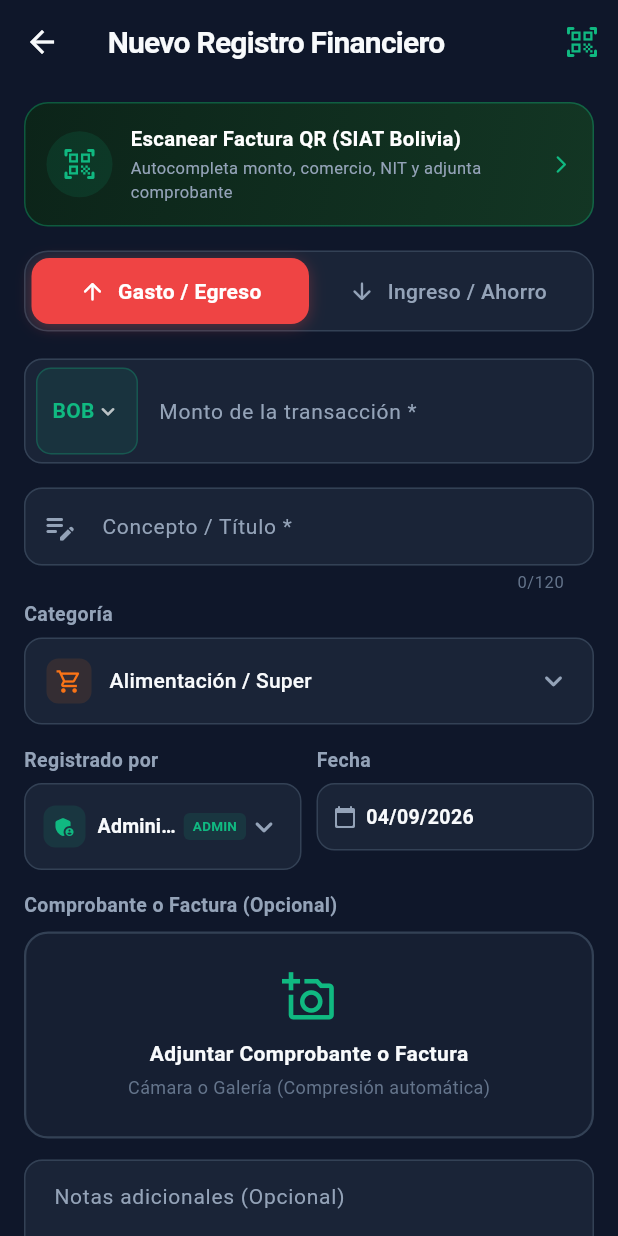
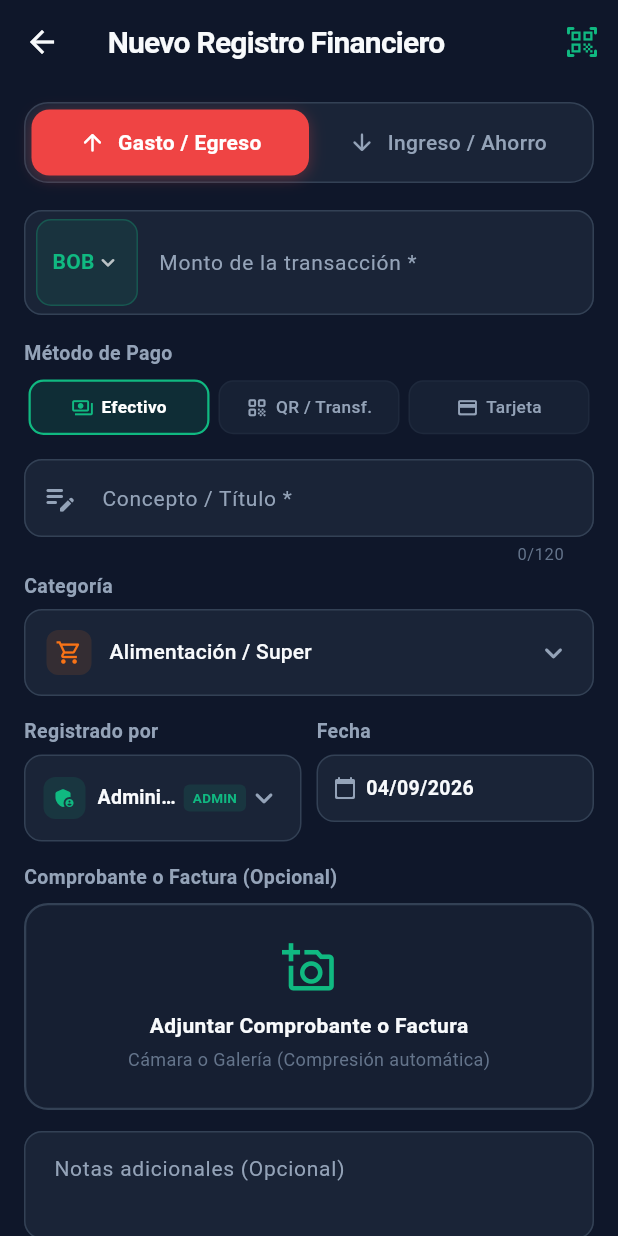
Before and after one commit to RJoel158/AppAuditoriaFinanciera, a Flutter app: the AddRecordScreen screen opened directly, on a phone screen of 412 x 824 dp. Run offline on Flutter 3.47's test engine with Material 3 defaults, Android fonts, the phone set to English and light mode, and no system bars; our stand-ins replace cached_network_image, cloud_firestore, firebase_core, fl_chart, flutter_image_compress, flutter_local_notifications and 7 more; missing offline and left inert: mobile_scanner; accounts and stored records are empty; generated files the repository leaves out were written again; network calls fail.

Commit message:
feat: add payment method selector (cash, qr, card) and remove redundant QR banner

```diff
--- a/lib/models/financial_record.dart
+++ b/lib/models/financial_record.dart
@@ -59,6 +59,7 @@ class FinancialRecord {
   final DateTime createdAt;
   final String registeredBy;
   final String memberId;
+  final String paymentMethod; // 'cash', 'qr', 'card', 'transfer'
   final List<InvoiceItem>? items;
 
   // Campos de Auditoría & Eliminación Lógica
@@ -77,6 +78,7 @@ class FinancialRecord {
     this.exchangeRate = 6.96,
     required this.type,
     required this.category,
+    this.paymentMethod = 'cash',
     this.imageUrl,
     this.storagePath,
     required this.date,
@@ -93,6 +95,20 @@ class FinancialRecord {
   bool get isIncome => type == RecordType.income;
   bool get isExpense => type == RecordType.expense;
 
+  String get paymentMethodLabel {
+    switch (paymentMethod) {
+      case 'qr':
+        return 'QR / Transferencia';
+      case 'card':
+        return 'Tarjeta';
+      case 'transfer':
+        return 'Transferencia';
+      case 'cash':
+      default:
+        return 'Efectivo';
+    }
+  }
+
   FinancialRecord copyWith({
     String? id,
     String? title,
@@ -103,6 +119,7 @@ class FinancialRecord {
     double? exchangeRate,
     RecordType? type,
     String? category,
+    String? paymentMethod,
     String? imageUrl,
     String? storagePath,
     DateTime? date,
@@ -125,6 +142,7 @@ class FinancialRecord {
       exchangeRate: exchangeRate ?? this.exchangeRate,
       type: type ?? this.type,
       category: category ?? this.category,
+      paymentMethod: paymentMethod ?? this.paymentMethod,
       imageUrl: imageUrl ?? this.imageUrl,
       storagePath: storagePath ?? this.storagePath,
       date: date ?? this.date,
@@ -149,6 +167,7 @@ class FinancialRecord {
       'exchangeRate': exchangeRate,
       'type': type.key,
       'category': category,
+      'paymentMethod': paymentMethod,
       'imageUrl': imageUrl,
       'storagePath': storagePath,
       'date': Timestamp.fromDate(date),
@@ -184,6 +203,7 @@ class FinancialRecord {
       exchangeRate: (data['exchangeRate'] as num?)?.toDouble() ?? 6.96,
       type: RecordType.fromString(data['type'] as String? ?? 'expense'),
       category: data['category'] as String? ?? 'otros_gastos',
+      paymentMethod: data['paymentMethod'] as String? ?? 'cash',
       imageUrl: data['imageUrl'] as String?,
       storagePath: data['storagePath'] as String?,
       date: (data['date'] as Timestamp?)?.toDate() ?? DateTime.now(),
--- a/lib/views/record/add_record_screen.dart
+++ b/lib/views/record/add_record_screen.dart
@@ -49,6 +49,9 @@ class _AddRecordScreenState extends State<AddRecordScreen> {
   // Moneda: 'BOB' (Bolivianos) o 'USD' (Dólares)
   String _selectedCurrency = 'BOB';
   double _exchangeRate = ExchangeRateService.fallbackRate; // 10.50
+
+  // Método de Pago: 'cash' (Efectivo), 'qr' (QR / Transferencia), 'card' (Tarjeta)
+  String _selectedPaymentMethod = 'cash';
 
   File? _selectedImage;
   CompressionResult? _compressionResult;
@@ -337,6 +340,7 @@ class _AddRecordScreenState extends State<AddRecordScreen> {
         exchangeRate: _exchangeRate,
         type: _selectedType,
         category: _selectedCategory,
+        paymentMethod: _selectedPaymentMethod,
         imageUrl: imageUrl,
         storagePath: storagePath,
         date: _selectedDate,
@@ -401,62 +405,6 @@ class _AddRecordScreenState extends State<AddRecordScreen> {
             child: ListView(
               padding: const EdgeInsets.symmetric(horizontal: 16, vertical: 12),
               children: [
-                // Banner Destacado: Escanear Factura QR (SIAT Bolivia)
-                InkWell(
-                  onTap: _isSaving ? null : _scanSiatQrInvoice,
-                  borderRadius: BorderRadius.circular(16),
-                  child: Container(
-                    padding: const EdgeInsets.all(14),
-                    decoration: BoxDecoration(
-                      gradient: const LinearGradient(
-                        colors: [Color(0xFF0C2419), Color(0xFF133624)],
-                        begin: Alignment.topLeft,
-                        end: Alignment.bottomRight,
-                      ),
-                      borderRadius: BorderRadius.circular(16),
-                      border: Border.all(color: AppColors.primary.withAlpha(90)),
-                    ),
-                    child: Row(
-                      children: [
-                        Container(
-                          padding: const EdgeInsets.all(10),
-                          decoration: BoxDecoration(
-                            color: AppColors.primary.withAlpha(30),
-                            shape: BoxShape.circle,
-                          ),
-                          child: const Icon(Icons.qr_code_scanner_rounded, color: AppColors.primary, size: 24),
-                        ),
-                        const SizedBox(width: 12),
-                        const Expanded(
-                          child: Column(
-                            crossAxisAlignment: CrossAxisAlignment.start,
-                            children: [
-                              Text(
-                                'Escanear Factura QR (SIAT Bolivia)',
-                                style: TextStyle(
-                                  color: Colors.white,
-                                  fontWeight: FontWeight.bold,
-                                  fontSize: 13.5,
-                                ),
-                              ),
-                              SizedBox(height: 2),
-                              Text(
-                                'Autocompleta monto, comercio, NIT y adjunta comprobante',
-                                style: TextStyle(
-                                  color: AppColors.textSecondary,
-                                  fontSize: 11,
-                                ),
-                              ),
-                            ],
-                          ),
-                        ),
-                        const Icon(Icons.arrow_forward_ios_rounded, size: 14, color: AppColors.primary),
-                      ],
-                    ),
-                  ),
-                ),
-                const SizedBox(height: 16),
-
                 // 1. Selector de Tipo (Ingreso / Egreso)
                 TransactionTypeToggle(
                   selectedType: _selectedType,
@@ -595,6 +543,11 @@ class _AddRecordScreenState extends State<AddRecordScreen> {
                     ),
                   ),
                 ],
+
+                const SizedBox(height: 16),
+
+                // Selector Compacto de Método de Pago (Efectivo / QR / Tarjeta)
+                _buildPaymentMethodSelector(),
 
                 const SizedBox(height: 16),
 
@@ -855,4 +808,84 @@ class _AddRecordScreenState extends State<AddRecordScreen> {
       ),
     );
   }
+
+  Widget _buildPaymentMethodSelector() {
+    final methods = [
+      {'id': 'cash', 'label': 'Efectivo', 'icon': Icons.payments_outlined},
+      {'id': 'qr', 'label': 'QR / Transf.', 'icon': Icons.qr_code_rounded},
+      {'id': 'card', 'label': 'Tarjeta', 'icon': Icons.credit_card_rounded},
+    ];
+
+    return Column(
+      crossAxisAlignment: CrossAxisAlignment.start,
+      children: [
+        const Text(
+          'Método de Pago',
+          style: TextStyle(
+            color: AppColors.textSecondary,
+            fontSize: 13,
+            fontWeight: FontWeight.w600,
+          ),
+        ),
+        const SizedBox(height: 8),
+        Row(
+          children: methods.map((m) {
+            final isSelected = _selectedPaymentMethod == m['id'];
+            final icon = m['icon'] as IconData;
+            final label = m['label'] as String;
+            final id = m['id'] as String;
+
+            return Expanded(
+              child: Padding(
+                padding: const EdgeInsets.symmetric(horizontal: 3),
+                child: InkWell(
+                  onTap: _isSaving ? null : () => setState(() => _selectedPaymentMethod = id),
+                  borderRadius: BorderRadius.circular(10),
+                  child: AnimatedContainer(
+                    duration: const Duration(milliseconds: 180),
+                    padding: const EdgeInsets.symmetric(vertical: 9, horizontal: 4),
+                    decoration: BoxDecoration(
+                      color: isSelected
+                          ? AppColors.primary.withAlpha(35)
+                          : AppColors.surfaceLight.withAlpha(60),
+                      borderRadius: BorderRadius.circular(10),
+                      border: Border.all(
+                        color: isSelected
+                            ? AppColors.primary
+                            : AppColors.border.withAlpha(60),
+                        width: isSelected ? 1.5 : 1,
+                      ),
+                    ),
+                    child: Row(
+                      mainAxisAlignment: MainAxisAlignment.center,
+                      children: [
+                        Icon(
+                          icon,
+                          size: 15,
+                          color: isSelected ? AppColors.primary : AppColors.textSecondary,
+                        ),
+                        const SizedBox(width: 5),
+                        Flexible(
+                          child: Text(
+                            label,
+                            style: TextStyle(
+                              color: isSelected ? Colors.white : AppColors.textSecondary,
+                              fontWeight: isSelected ? FontWeight.bold : FontWeight.w500,
+                              fontSize: 11.5,
+                            ),
+                            maxLines: 1,
+                            overflow: TextOverflow.ellipsis,
+                          ),
+                        ),
+                      ],
+                    ),
+                  ),
+                ),
+              ),
+            );
+          }).toList(),
+        ),
+      ],
+    );
+  }
 }
```
Also changed, not shown: lib/views/home/widgets/record_detail_sheet.dart (+11 -1 lines), lib/views/home/widgets/record_tile.dart (+32 -0 lines).
